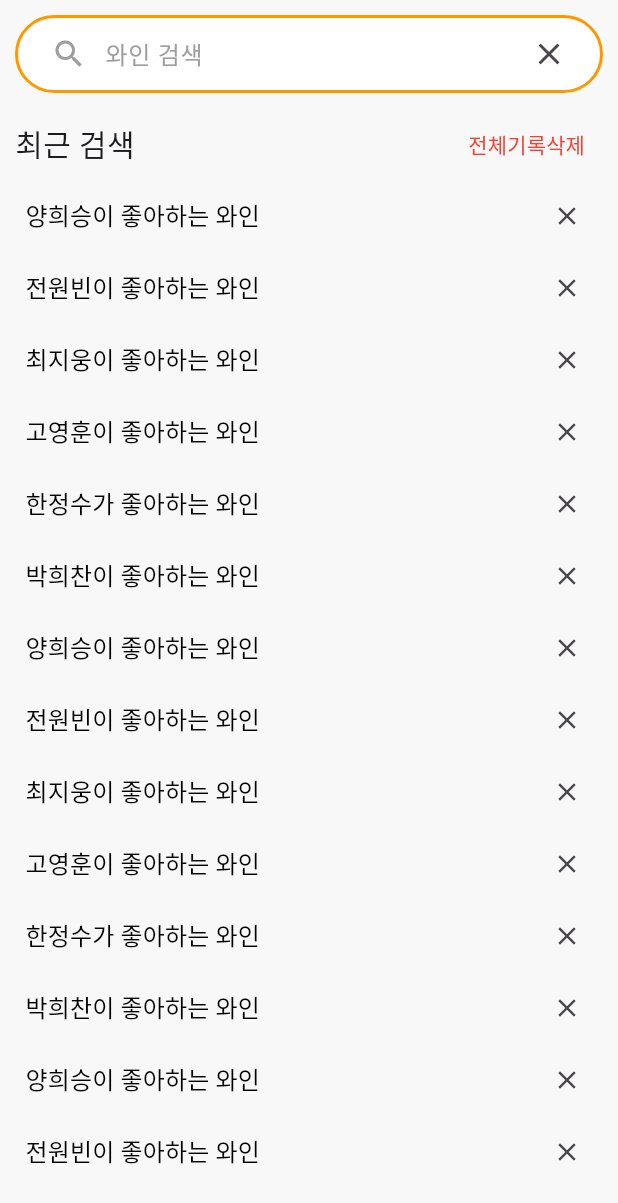
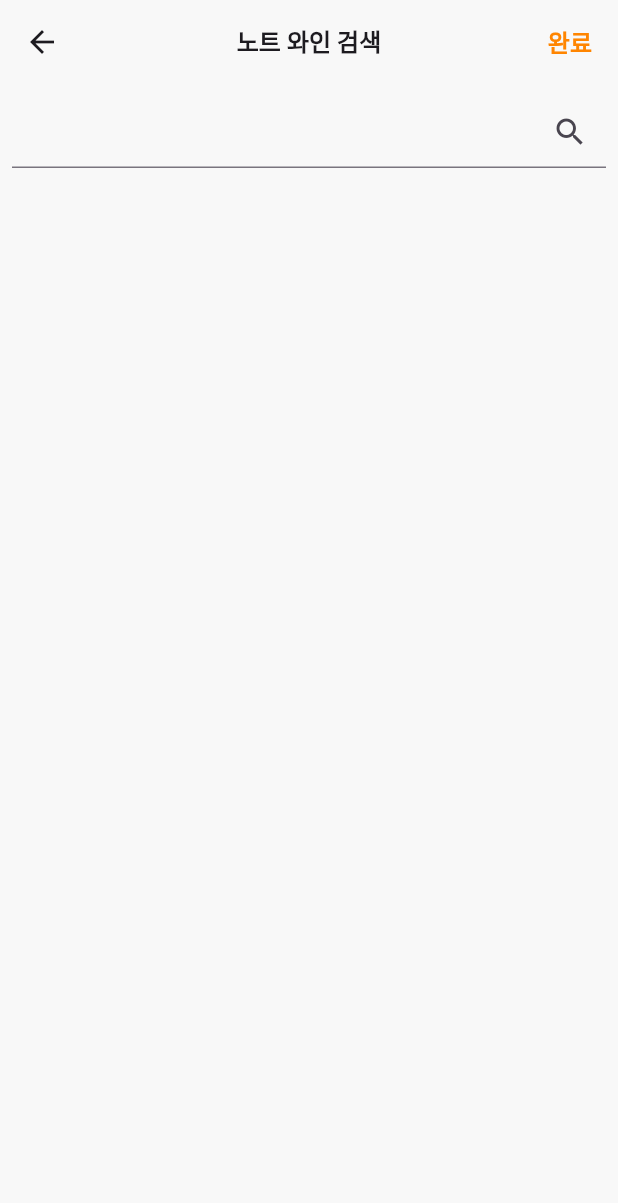
Before and after one commit to thevinopener/vinopener, a Flutter app: the NoteSearchScreen screen opened directly, on a phone screen of 412 x 824 dp. Shown: the top 1203 px of the screen. Run offline on Flutter 3.47's test engine with Material 3 defaults, Android fonts, the phone set to English and light mode, and no system bars; our stand-ins replace accordion, camera, carousel_slider, dashed_circular_progress_bar, dio, firebase_auth and 6 more; missing offline and left inert: flag, floating_chat_button, flutter_radar_chart, focused_area_ocr_flutter, scanner_overlay; accounts and stored records are empty.

Commit message:
feat: 노트 와인 검색 및 선택 구현 (#60)
Close #60

```diff
--- a/frontend/lib/screens/note/note_search_screen.dart
+++ b/frontend/lib/screens/note/note_search_screen.dart
@@ -1,129 +1,145 @@
 // flutter
 import 'package:flutter/material.dart';
-
-
-// screens
-import 'package:frontend/widgets/search/search_bar_widget.dart';
+import 'package:frontend/constants/colors.dart';
+import 'package:frontend/models/wine_model.dart';
+import 'package:frontend/providers/note/note_wine_provider.dart';
+import 'package:frontend/screens/note/note_screen.dart';
+import 'package:frontend/services/wine_service.dart';
+import 'package:frontend/widgets/feed/feed_wine_item.dart';
 
 // constants
 import 'package:frontend/constants/fonts.dart';
-
-
-import '../../widgets/note/note_search_bar_widget.dart';
-import 'note_search_result_screen.dart';
+import 'package:provider/provider.dart';
 
 class NoteSearchScreen extends StatefulWidget {
   _NoteSearchScreenState createState() => _NoteSearchScreenState();
 }
 
-final List<String> recentSearchList = [
-  "양희승이 좋아하는 와인",
-  "전원빈이 좋아하는 와인",
-  "최지웅이 좋아하는 와인",
-  "고영훈이 좋아하는 와인",
-  "한정수가 좋아하는 와인",
-  "박희찬이 좋아하는 와인",
-  "양희승이 좋아하는 와인",
-  "전원빈이 좋아하는 와인",
-  "최지웅이 좋아하는 와인",
-  "고영훈이 좋아하는 와인",
-  "한정수가 좋아하는 와인",
-  "박희찬이 좋아하는 와인",
-  "양희승이 좋아하는 와인",
-  "전원빈이 좋아하는 와인",
-  "최지웅이 좋아하는 와인",
-  "고영훈이 좋아하는 와인",
-  "한정수가 좋아하는 와인",
-  "박희찬이 좋아하는 와인",
-  "양희승이 좋아하는 와인",
-  "전원빈이 좋아하는 와인",
-  "최지웅이 좋아하는 와인",
-  "고영훈이 좋아하는 와인",
-  "한정수가 좋아하는 와인",
-  "박희찬이 좋아하는 와인",
-];
+class _NoteSearchScreenState extends State<NoteSearchScreen> {
+  final TextEditingController _searchController = TextEditingController();
+  List<Wine> _wineList = [];
+  bool _isLoading = false;
+  Wine? _selectedWine;
+  int? _selectedWineId;
 
-class _NoteSearchScreenState extends State<NoteSearchScreen> {
+  _searchWines(String keyword) async {
+    if (keyword.isEmpty) return;
+    setState(() {
+      _isLoading = true;
+    });
+    try {
+      List<Wine> wineList = await WineService.searchWineList(keyword);
+      setState(() {
+        _wineList = wineList;
+        _isLoading = false;
+      });
+    } catch (e) {
+      setState(() {
+        _isLoading = false;
+      });
+      print('Failed to fetch wines: $e');
+    }
+  }
+
+  void _toggleWine(Wine wine) {
+    setState(() {
+      if (_selectedWineId == wine.id) {
+        _selectedWineId = null;
+        _selectedWine = null;
+      } else {
+        _selectedWineId = wine.id;
+        _selectedWine = wine;
+      }
+    });
+  }
+
+
   @override
   Widget build(BuildContext context) {
     return Scaffold(
-      resizeToAvoidBottomInset: false, // 키보드가 나타날 때 리사이즈하지 않도록 설정
-      body: Column(
-        children: [
-          // #1 검색바 시작
-          Flexible(
-            child: NoteSearchBarWidget(), // 검색바 위젯
-          ),
-          // #1 검색바 끝
-
-          // #2 최근검색, 검색기록삭제 시작
-          Flexible(
-            child: Container(
-              margin: EdgeInsets.fromLTRB(10, 0, 10, 0),
-              child: Row(
-                mainAxisAlignment: MainAxisAlignment.spaceBetween,
-                children: [
-                  Text(
-                    '최근 검색',
+      appBar: AppBar(
+        title: Text(
+          '노트 와인 검색',
           style: TextStyle(
-                      fontWeight: FontWeight.w400,
-                      fontSize: AppFontSizes.mediumLarge,
+            fontSize: AppFontSizes.mediumSmall,
+            fontWeight: FontWeight.bold,
           ),
         ),
+        centerTitle: true,
+        actions: [
           TextButton(
-                    onPressed: () => {
-                      // TODO: 검색기록삭제 로직 작성
+            onPressed: () {
+              if (_selectedWine == null) {
+                ScaffoldMessenger.of(context)
+                    .showSnackBar(SnackBar(content: Text('와인을 선택해주세요!')));
+                return;
+              }
+              Provider.of<NoteWineProvider>(context, listen: false).setWine(_selectedWine!);
+              Navigator.push(
+                context,
+                MaterialPageRoute(
+                  builder: (context) => NoteScreen(),
+                ),
+              );
             },
             child: Text(
-                      '전체기록삭제',
+              '완료',
               style: TextStyle(
-                          color: Colors.red, fontWeight: FontWeight.w400),
+                fontSize: AppFontSizes.mediumSmall,
+                color: AppColors.primary,
+                fontWeight: FontWeight.bold,
+              ),
             ),
           ),
         ],
       ),
+      body: Column(
+        children: [
+          Padding(
+            padding: const EdgeInsets.all(8.0),
+            child: TextField(
+              controller: _searchController,
+              decoration: InputDecoration(
+                suffixIcon: IconButton(
+                  icon: Icon(Icons.search),
+                  onPressed: () {
+                    FocusScope.of(context).unfocus();
+                    if (_searchController.text == '') {
+                      ScaffoldMessenger.of(context).showSnackBar(
+                          SnackBar(content: Text('검색어를 입력해주세요!')));
+                    } else {
+                      _searchWines(_searchController.text);
+                    }
+                  },
                 ),
-          ),
-          // #2 최근검색, 검색기록삭제 끝
-
-          // #3 검색 기록 시작
-          Flexible(
-            flex: 9,
-            child: SingleChildScrollView(
-              physics: BouncingScrollPhysics(),
-              scrollDirection: Axis.vertical,
-              child: Column(
-                // mainAxisAlignment: MainAxisAlignment.start,
-                // crossAxisAlignment: CrossAxisAlignment.start,
-                children: List.generate(
-                  recentSearchList.length,
-                      (index) => Padding(
-                    padding: EdgeInsets.fromLTRB(5, 0, 10, 0),
-                    child: Row(
-                      mainAxisAlignment: MainAxisAlignment.spaceBetween,
-                      crossAxisAlignment: CrossAxisAlignment.start,
-                      children: [
-                        TextButton(
-                          onPressed: () {
-                            Navigator.push(context, MaterialPageRoute(builder: (context) => NoteSearchResultScreen(recentSearchList[index]),
-                            ),
-                            );
-                          },
-                          child: Text(
-                            recentSearchList[index],
-                            style: TextStyle(
-                                color: Colors.black, fontWeight: FontWeight.w400, fontSize: AppFontSizes.mediumSmall),
-                          ),
-                        ),
-                        IconButton(onPressed: () {}, icon: Icon(Icons.clear), iconSize: 20,)
-                      ],
+                focusedBorder: UnderlineInputBorder(
+                  borderSide: BorderSide(
+                    color: AppColors.primary,
                   ),
                 ),
               ),
             ),
           ),
+          Expanded(
+            child: _isLoading
+                ? Center(child: CircularProgressIndicator())
+                : ListView.builder(
+                    itemCount: _wineList.length,
+                    itemBuilder: (context, index) {
+                      return GestureDetector(
+                        onTap: () {
+                          _toggleWine(_wineList[index]);
+                        },
+                        child: Container(
+                          child: FeedWineItem(
+                            wine: _wineList[index],
+                            isSelected: _wineList[index].id == _selectedWineId,
                           ),
-          // #3 검색 기록 끝
+                        ),
+                      );
+                    },
+                  ),
+          ),
         ],
       ),
     );
```
Lines whose indentation alone changed are shown as unchanged.
